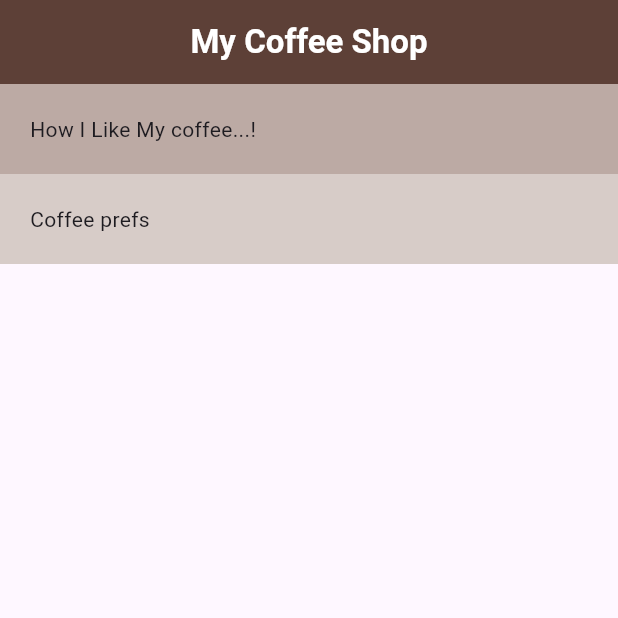
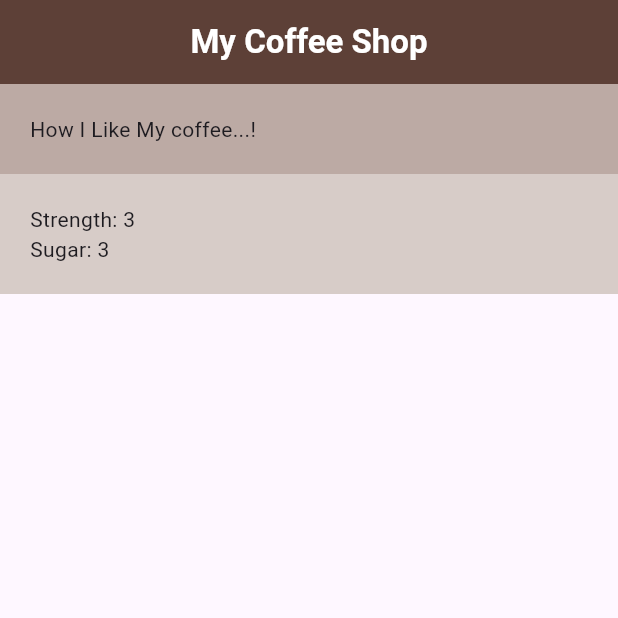
Before and after one commit to KaranPradhan266/Flutter_Practice, a Flutter app: the screen it shows after launch, on a phone screen of 412 x 824 dp, the top half of it. Run offline on Flutter 3.47's test engine with Material 3 defaults, Android fonts, the phone set to English and light mode, and no system bars.

Commit message:
Worked with Rows and Sized Box

```diff
--- /dev/null
+++ b/lib/coffee_prefs.dart
@@ -0,0 +1,27 @@
+import 'package:flutter/material.dart';
+
+class CoffeePrefs extends StatelessWidget {
+  const CoffeePrefs({super.key});
+
+  @override
+  Widget build(BuildContext context) {
+    return const Column(
+      children: [
+        Row(
+          children: [
+            Text('Strength: '),
+            Text('3'),
+            SizedBox(width: 50),
+          ],
+        ),
+        Row(
+          children: [
+            Text('Sugar: '),
+            Text('3'),
+            SizedBox(width: 50),
+          ],
+          ),
+      ],
+    );
+  }
+}
--- a/lib/home.dart
+++ b/lib/home.dart
@@ -1,3 +1,4 @@
+import 'package:coffee_card/coffee_prefs.dart';
 import 'package:flutter/material.dart';
 
 
@@ -27,7 +28,7 @@ class Home extends StatelessWidget {
           Container(
             color: Colors.brown[100],
             padding: const EdgeInsets.all(20.0),
-            child: const Text('Coffee prefs'),
+            child: const CoffeePrefs(),
           )
         ],
       ),
```
Also changed, not shown: lib/main.dart (+13 -13 lines).
